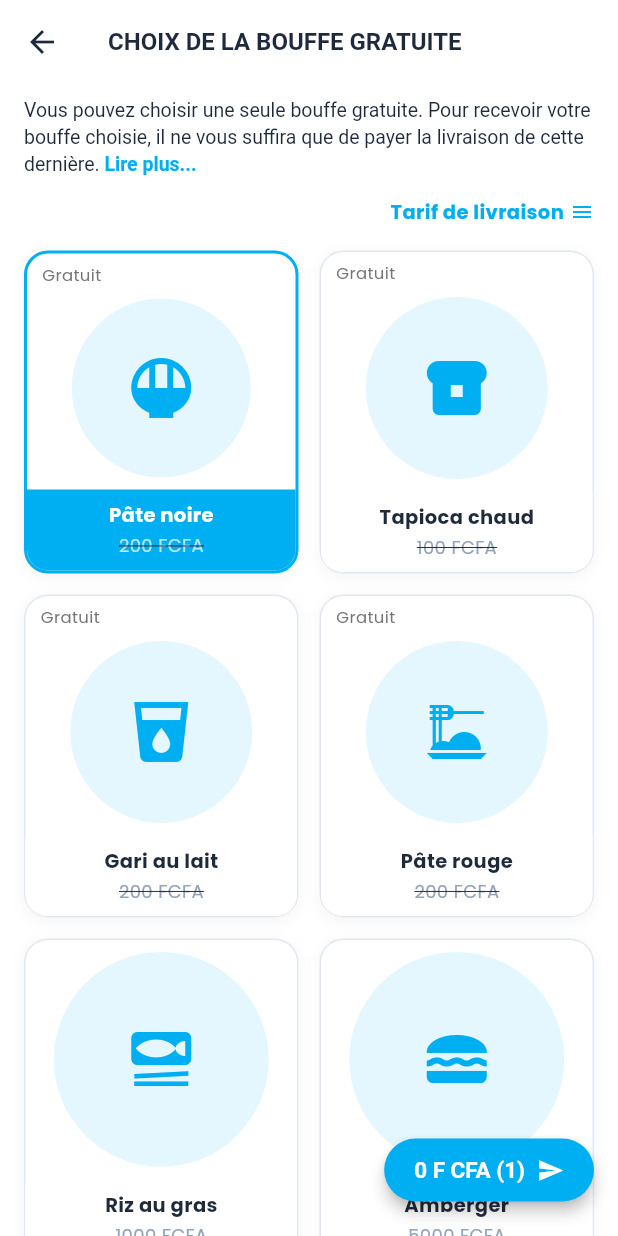
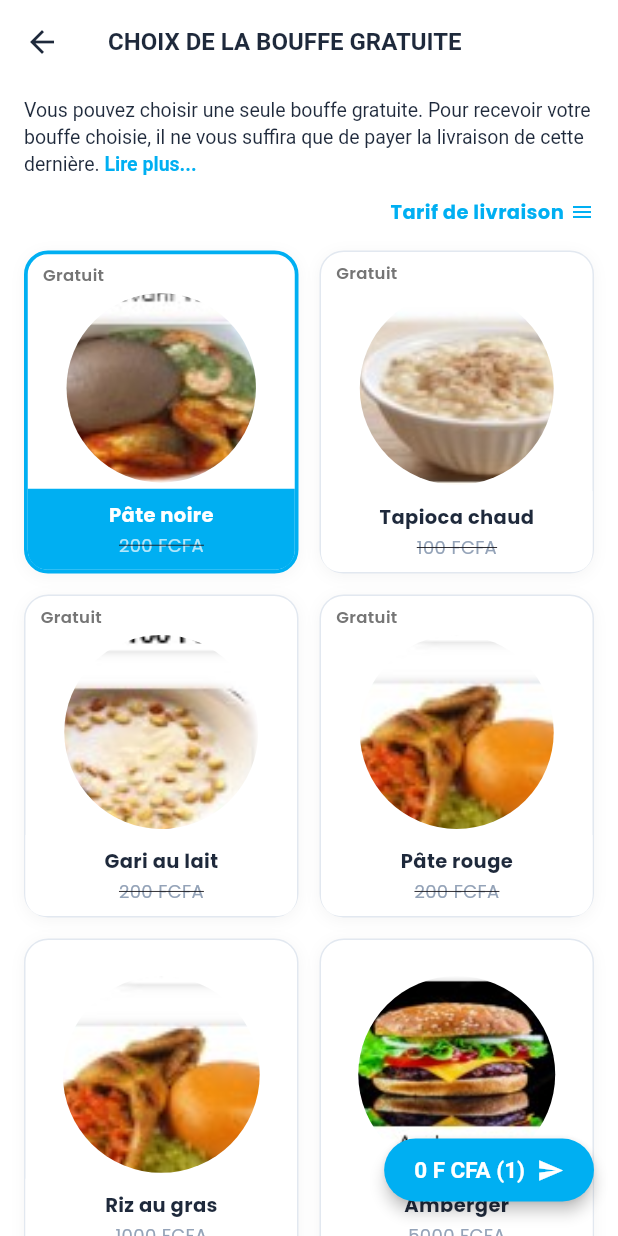
Before and after one commit to BIDE27/ClicBouffe, a Flutter app: the FreeFoodScreen screen opened directly, on a phone screen of 412 x 824 dp. Run offline on Flutter 3.47's test engine with Material 3 defaults, Android fonts, the phone set to English and light mode, and no system bars; our stand-ins replace flutter_riverpod, google_fonts, supabase_flutter; accounts and stored records are empty.

Commit message:
feat: integration des visuels reels et amelioration des ecrans de bouffe gratuite

```diff
--- a/apps/mobile/lib/features/free_food/presentation/free_food_screen.dart
+++ b/apps/mobile/lib/features/free_food/presentation/free_food_screen.dart
@@ -10,6 +10,7 @@ class FreeFoodDish {
   final String name;
   final int originalPrice;
   final bool isFree;
+  final String? image;
   final IconData icon;
 
   const FreeFoodDish({
@@ -17,6 +18,7 @@ class FreeFoodDish {
     required this.name,
     required this.originalPrice,
     required this.isFree,
+    this.image,
     required this.icon,
   });
 }
@@ -36,6 +38,7 @@ class _FreeFoodScreenState extends State<FreeFoodScreen> {
       name: 'Pâte noire',
       originalPrice: 200,
       isFree: true,
+      image: 'assets/images/dish_pate_noire.png',
       icon: Icons.rice_bowl,
     ),
     FreeFoodDish(
@@ -43,6 +46,7 @@ class _FreeFoodScreenState extends State<FreeFoodScreen> {
       name: 'Tapioca chaud',
       originalPrice: 100,
       isFree: true,
+      image: 'assets/images/dish_tapioca.png',
       icon: Icons.breakfast_dining,
     ),
     FreeFoodDish(
@@ -50,6 +54,7 @@ class _FreeFoodScreenState extends State<FreeFoodScreen> {
       name: 'Gari au lait',
       originalPrice: 200,
       isFree: true,
+      image: 'assets/images/dish_gari.png',
       icon: Icons.local_drink,
     ),
     FreeFoodDish(
@@ -57,6 +62,7 @@ class _FreeFoodScreenState extends State<FreeFoodScreen> {
       name: 'Pâte rouge',
       originalPrice: 200,
       isFree: true,
+      image: 'assets/images/dish_pate_rouge.png',
       icon: Icons.dinner_dining,
     ),
     FreeFoodDish(
@@ -64,6 +70,7 @@ class _FreeFoodScreenState extends State<FreeFoodScreen> {
       name: 'Riz au gras',
       originalPrice: 1000,
       isFree: false,
+      image: 'assets/images/dish_pate_rouge.png',
       icon: Icons.set_meal,
     ),
     FreeFoodDish(
@@ -71,6 +78,7 @@ class _FreeFoodScreenState extends State<FreeFoodScreen> {
       name: 'Amberger',
       originalPrice: 5000,
       isFree: false,
+      image: 'assets/images/amberger_banner.png',
       icon: Icons.lunch_dining,
     ),
     FreeFoodDish(
@@ -78,6 +86,7 @@ class _FreeFoodScreenState extends State<FreeFoodScreen> {
       name: 'Pâte blanche',
       originalPrice: 200,
       isFree: true,
+      image: 'assets/images/dish_pate_blanche.png',
       icon: Icons.rice_bowl_outlined,
     ),
     FreeFoodDish(
@@ -85,6 +94,7 @@ class _FreeFoodScreenState extends State<FreeFoodScreen> {
       name: 'Chawarma',
       originalPrice: 1000,
       isFree: false,
+      image: 'assets/images/dish_chawarma.png',
       icon: Icons.fastfood,
     ),
   ];
@@ -210,6 +220,7 @@ class _FreeFoodScreenState extends State<FreeFoodScreen> {
                           context: context,
                           name: dish.name,
                           price: '${dish.originalPrice} F CFA',
+                          image: dish.image,
                           icon: dish.icon,
                           onAdd: () {
                             if (!isSelected) _toggleDish(dish);
@@ -222,7 +233,7 @@ class _FreeFoodScreenState extends State<FreeFoodScreen> {
                           borderRadius: BorderRadius.circular(16),
                           border: Border.all(
                             color: isSelected ? AppColors.primary : AppColors.border,
-                            width: isSelected ? 2 : 1,
+                            width: isSelected ? 2.5 : 1,
                           ),
                           boxShadow: [
                             BoxShadow(
@@ -243,24 +254,37 @@ class _FreeFoodScreenState extends State<FreeFoodScreen> {
                                   'Gratuit',
                                   style: TextStyle(
                                     fontSize: 11,
+                                    fontWeight: FontWeight.w600,
                                     color: Colors.grey.shade600,
                                   ),
                                 ),
-                              ),
+                              )
+                            else
+                              const SizedBox(height: 20),
 
-                            // Image du plat
+                            // Image réelle du plat
                             Expanded(
                               child: Container(
-                                margin: const EdgeInsets.all(8),
-                                decoration: BoxDecoration(
-                                  color: AppColors.primaryLight,
+                                margin: const EdgeInsets.symmetric(horizontal: 10, vertical: 4),
+                                decoration: const BoxDecoration(
                                   shape: BoxShape.circle,
                                 ),
-                                child: Icon(
-                                  dish.icon,
-                                  size: 48,
-                                  color: AppColors.primary,
-                                ),
+                                clipBehavior: Clip.antiAlias,
+                                child: dish.image != null
+                                    ? Image.asset(
+                                        dish.image!,
+                                        fit: BoxFit.cover,
+                                        errorBuilder: (_, _, _) => Icon(
+                                          dish.icon,
+                                          size: 48,
+                                          color: AppColors.primary,
+                                        ),
+                                      )
+                                    : Icon(
+                                        dish.icon,
+                                        size: 48,
+                                        color: AppColors.primary,
+                                      ),
                               ),
                             ),
 
@@ -270,8 +294,8 @@ class _FreeFoodScreenState extends State<FreeFoodScreen> {
                               decoration: BoxDecoration(
                                 color: isSelected ? AppColors.primary : Colors.white,
                                 borderRadius: const BorderRadius.only(
-                                  bottomLeft: Radius.circular(14),
-                                  bottomRight: Radius.circular(14),
+                                  bottomLeft: Radius.circular(13),
+                                  bottomRight: Radius.circular(13),
                                 ),
                               ),
                               child: Column(
```
Also changed, not shown: apps/mobile/lib/features/free_food/presentation/widgets/dish_preview_dialog.dart (+25 -7 lines).
